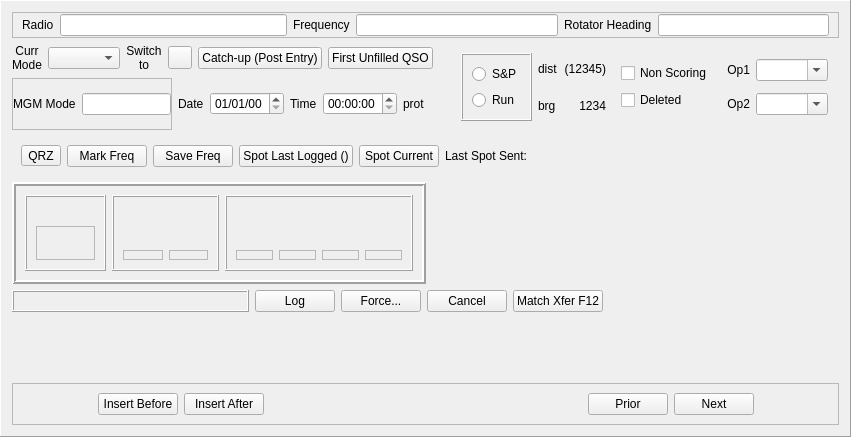
Old version of the form mqt/MqtLogger/qsologframe.ui in the repository Rsclub22/Minos2-Mirror.
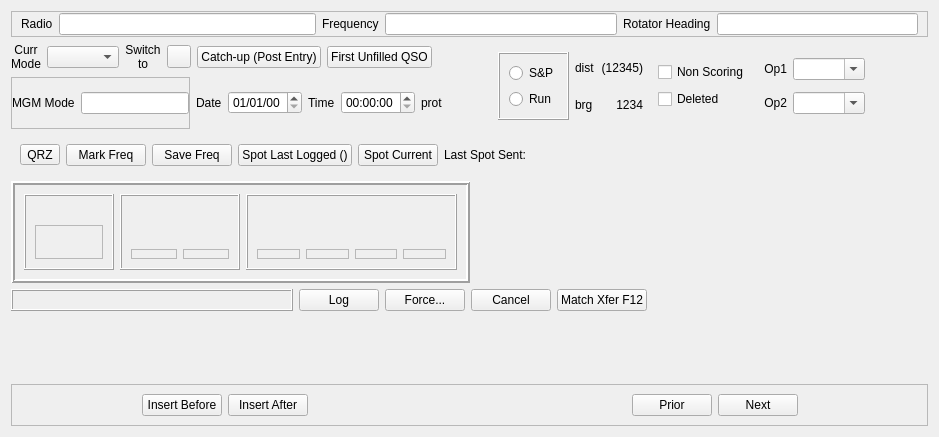
New version of the form. Custom widgets are drawn as their Qt base class.

Commit message: Remove lots of frame lines

Diff of the .ui file:
```diff
--- a/mqt/MqtLogger/qsologframe.ui
+++ b/mqt/MqtLogger/qsologframe.ui
@@ -6,7 +6,7 @@
    <rect>
     <x>0</x>
     <y>0</y>
-    <width>851</width>
+    <width>939</width>
     <height>437</height>
    </rect>
   </property>
@@ -20,10 +20,10 @@
    <string/>
   </property>
   <property name="frameShape">
-   <enum>QFrame::Panel</enum>
+   <enum>QFrame::NoFrame</enum>
   </property>
   <property name="frameShadow">
-   <enum>QFrame::Raised</enum>
+   <enum>QFrame::Plain</enum>
   </property>
   <property name="midLineWidth">
    <number>1</number>
```
The commit also changes 17 other files.
